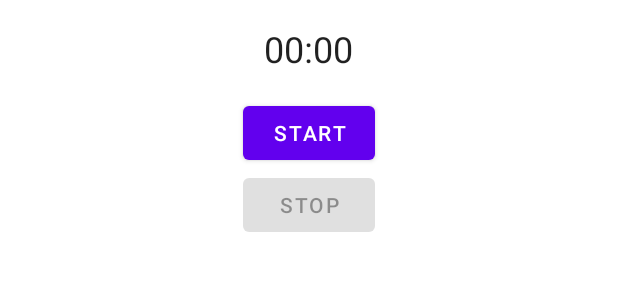
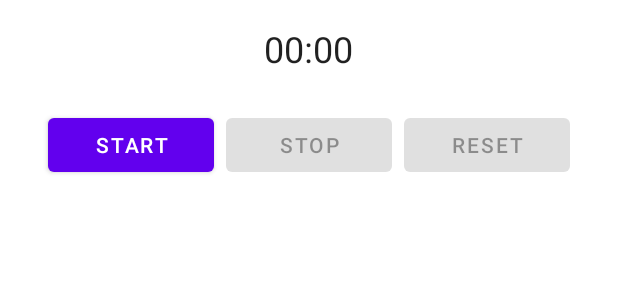
Before and after one commit to jeka1989j/Chronometer, an Android app: the layout activity_main.xml on its own in the app's theme, with its tools: preview values and no code run, on a phone screen of 412 x 824 dp. Shown: the top 300 px of the screen. Run offline under Robolectric (Android 15) with nearby library versions, the phone set to English and light mode, and no system bars.

Commit message:
updated layout, added resetBtn

```diff
--- a/app/src/main/res/layout/activity_main.xml
+++ b/app/src/main/res/layout/activity_main.xml
@@ -12,25 +12,44 @@
         android:id="@+id/chronometer"
         android:layout_width="wrap_content"
         android:layout_height="wrap_content"
+        android:layout_gravity="center"
         android:layout_marginBottom="@dimen/marginBottom"
-        android:textSize="@dimen/ChronometerTextSize"
-        android:layout_gravity="center">
+        android:textSize="@dimen/ChronometerTextSize">
 
     </Chronometer>
+
+    <LinearLayout
+        android:layout_width="match_parent"
+        android:layout_height="wrap_content"
+        android:orientation="horizontal"
+        android:layout_margin="@dimen/margin">
 
         <Button
             android:id="@+id/startBtn"
             android:layout_width="wrap_content"
             android:layout_height="wrap_content"
             android:text="@string/start"
-        android:layout_gravity="center"/>
+            android:layout_gravity="start"
+            android:layout_marginHorizontal="@dimen/horizontalMargin"
+            android:layout_weight="1" />
 
         <Button
             android:id="@+id/stopBtn"
             android:layout_width="wrap_content"
             android:layout_height="wrap_content"
+            android:enabled="false"
             android:text="@string/stop"
+            android:layout_gravity="center"
+            android:layout_weight="1"/>
+
+        <Button
+            android:id="@+id/resetBtn"
+            android:layout_width="wrap_content"
+            android:layout_height="wrap_content"
+            android:layout_gravity="end"
             android:enabled="false"
-        android:layout_gravity="center"/>
-
+            android:text="@string/reset"
+            android:layout_marginHorizontal="@dimen/horizontalMargin"
+            android:layout_weight="1"/>
     </LinearLayout>
+</LinearLayout>
--- a/app/src/main/res/values/dimens.xml
+++ b/app/src/main/res/values/dimens.xml
@@ -3,4 +3,6 @@
     <dimen name="linearLayout_padding">16dp</dimen>
     <dimen name="marginBottom">16dp</dimen>
     <dimen name="ChronometerTextSize">24sp</dimen>
+    <dimen name="margin">8dp</dimen>
+    <dimen name="horizontalMargin">8dp</dimen>
 </resources>
--- a/app/src/main/res/values/strings.xml
+++ b/app/src/main/res/values/strings.xml
@@ -3,4 +3,5 @@
     <string name="chronometer_text">%d seconds passed since timer start</string>
     <string name="start">Start</string>
     <string name="stop">Stop</string>
+    <string name="reset">reset</string>
 </resources>
```
Lines whose indentation alone changed are shown as unchanged.
